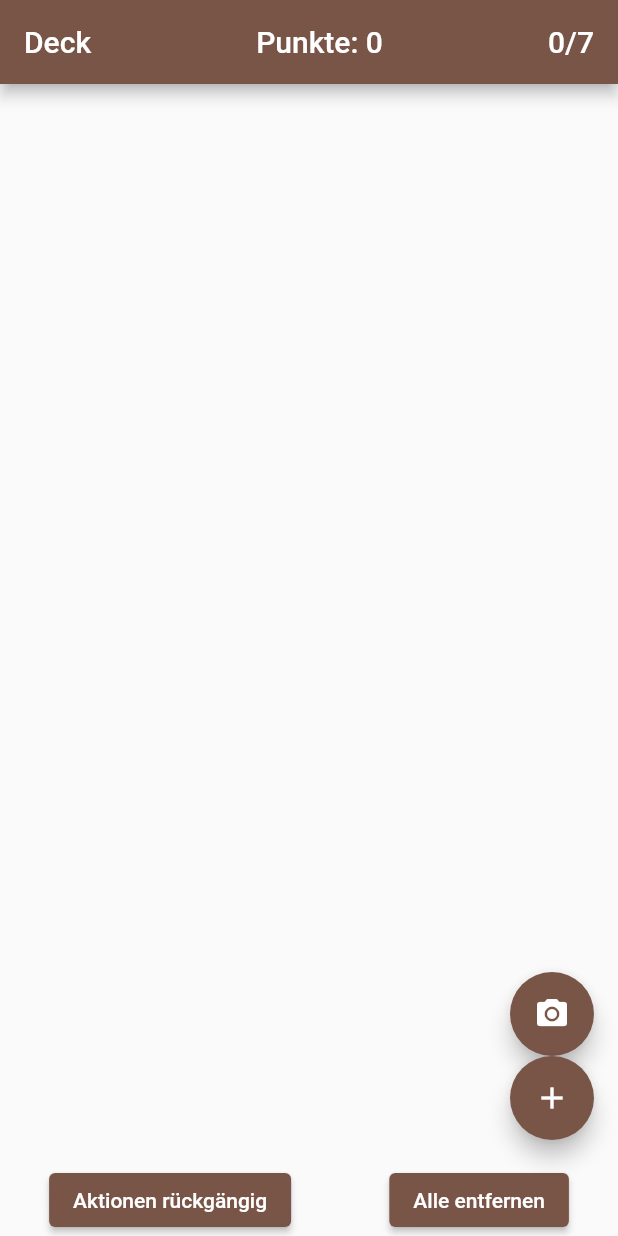
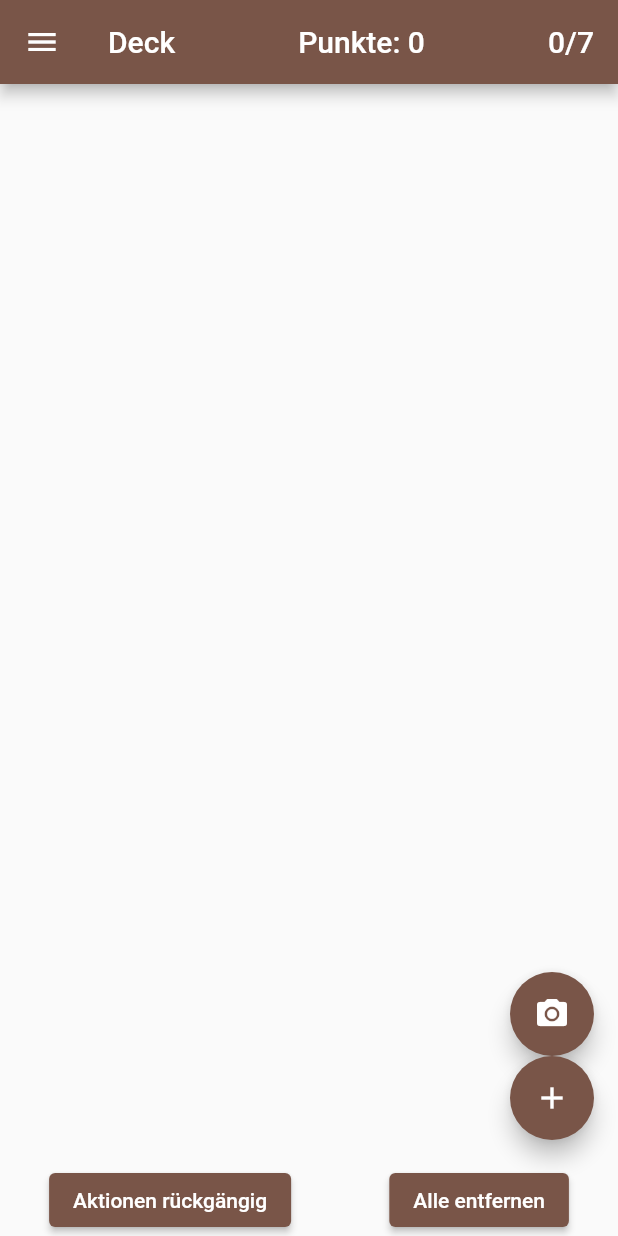
Before and after one commit to jonwi/scoring, a Flutter app: the screen it shows after launch, after a tap on "Alle entfernen", on a phone screen of 412 x 824 dp. Run offline on Flutter 3.47's test engine with Material 2 defaults, Android fonts, the phone set to English and light mode, and no system bars; our stand-ins replace camera, hive, hive_flutter; missing offline and left inert: google_ml_kit, string_similarity; accounts and stored records are empty.

Commit message:
new feature history that lets you quickly check past hand strength and restore hands (without modifications)

```diff
--- a/lib/card.dart
+++ b/lib/card.dart
@@ -1,8 +1,11 @@
 import 'dart:collection';
 
 import 'package:flutter/material.dart';
+import 'package:hive/hive.dart';
 
 import 'fantastischeReiche.dart';
+
+part 'card.g.dart';
 
 class Deck {
   List<Card> cards = [
@@ -1640,60 +1643,115 @@ class Card implements Comparable<Card> {
   }
 }
 
+@HiveType(typeId: 1)
 enum Cards {
+  @HiveField(0)
   koenig,
+  @HiveField(1)
   koenigin,
+  @HiveField(2)
   prinzessin,
+  @HiveField(3)
   kriegsherr,
+  @HiveField(4)
   kaiserin,
+  @HiveField(5)
   ritter,
+  @HiveField(6)
   elbenschuetzen,
+  @HiveField(7)
   leichteKavallerie,
+  @HiveField(8)
   zwergeninfanterie,
+  @HiveField(9)
   waldlaeufer,
+  @HiveField(10)
   schildVonKeth,
+  @HiveField(11)
   juwelDerOrdnung,
+  @HiveField(12)
   weltenbaum,
+  @HiveField(13)
   buchDerVeraenderung,
+  @HiveField(14)
   runeDesSchutzes,
+  @HiveField(15)
   einhorn,
+  @HiveField(16)
   basilisk,
+  @HiveField(17)
   schlachtross,
+  @HiveField(18)
   drache,
+  @HiveField(19)
   hydra,
+  @HiveField(20)
   buschfeuer,
+  @HiveField(21)
   kerze,
+  @HiveField(22)
   schmiede,
+  @HiveField(23)
   blitz,
+  @HiveField(24)
   feuerwesen,
+  @HiveField(25)
   quelleDesLebens,
+  @HiveField(26)
   sumpf,
+  @HiveField(27)
   grosseFlut,
+  @HiveField(28)
   insel,
+  @HiveField(29)
   wasserwesen,
+  @HiveField(30)
   gestaltwandler,
+  @HiveField(31)
   spiegelung,
+  @HiveField(32)
   doppelgaenger,
+  @HiveField(33)
   gebirge,
+  @HiveField(34)
   hoehle,
+  @HiveField(35)
   glockenturm,
+  @HiveField(36)
   wald,
+  @HiveField(37)
   erdwesen,
+  @HiveField(38)
   kriegsschiff,
+  @HiveField(39)
   zauberstab,
+  @HiveField(40)
   schwertVonKeth,
+  @HiveField(41)
   elbischerBogen,
+  @HiveField(42)
   kampfzeppelin,
+  @HiveField(43)
   regensturm,
+  @HiveField(44)
   blizzard,
+  @HiveField(45)
   rauch,
+  @HiveField(46)
   wirbelsturm,
+  @HiveField(47)
   luftwesen,
+  @HiveField(48)
   sammler,
+  @HiveField(49)
   herrDerBestien,
+  @HiveField(50)
   totenbeschwoerer,
+  @HiveField(51)
   hexenmeister,
+  @HiveField(52)
   magierin,
+  @HiveField(53)
   hofnarr,
 }
 
--- a/lib/fantastischeReiche.dart
+++ b/lib/fantastischeReiche.dart
@@ -1,13 +1,18 @@
 import 'package:camera/camera.dart';
 import 'package:flutter/material.dart';
+import 'package:hive/hive.dart';
 import 'package:scoring/cameraScan.dart';
 import 'package:scoring/typeSelector.dart';
+import 'package:uuid/uuid.dart';
 
 import 'card.dart' as game;
+import 'card.dart';
 import 'cardSelector.dart';
 
 class FantastischeReiche extends StatefulWidget {
-  const FantastischeReiche({Key? key}) : super(key: key);
+  const FantastischeReiche({Key? key, required this.handID, required this.hand}) : super(key: key);
+  final String handID;
+  final Map<game.Card, CardState> hand;
 
   @override
   State<StatefulWidget> createState() {
@@ -16,14 +21,48 @@ class FantastischeReiche extends StatefulWidget {
 }
 
 class HandWidget extends State<FantastischeReiche> {
+  @override
+  void initState() {
+    _handID = widget.handID;
+    _hand = widget.hand;
+    super.initState();
+  }
+
+  /// current Strength of the hand
+  int _sum = 0;
+
+  /// id to save and restore the current hand
+  late String _handID;
+
   /// Card and Active State where true means the card counts towards total and false means its deactivated and visibility
-  final Map<game.Card, CardState> _hand = {};
-  int _sum = 0;
+  late Map<game.Card, CardState> _hand;
 
   @override
   Widget build(BuildContext context) {
     return Scaffold(
       appBar: _buildAppBar(),
+      drawer: Drawer(
+        child: ListView(
+            children: Hive.box('hands')
+                .toMap()
+                .entries
+                .map((e) => ListTile(
+                      title: _getName(e.value.entries.first),
+                      onTap: () {
+                        _loadHand(e.key);
+                        Navigator.pop(context);
+                      },
+                      trailing: IconButton(
+                        onPressed: () {
+                          setState(() {
+                            Hive.box('hands').delete(e.key);
+                          });
+                        },
+                        icon: const Icon(Icons.delete),
+                      ),
+                    ))
+                .toList()),
+      ),
       body: SingleChildScrollView(
         child: Center(
           child: ExpansionPanelList(
@@ -49,9 +88,7 @@ class HandWidget extends State<FantastischeReiche> {
         ElevatedButton(onPressed: () => _resetActions(), child: const Text('Aktionen rückgängig')),
         ElevatedButton(
             onPressed: () {
-              while (_hand.isNotEmpty) {
-                _removeCard(_hand.keys.first);
-              }
+              _deleteAll();
             },
             child: const Text('Alle entfernen')),
       ]),
@@ -60,6 +97,13 @@ class HandWidget extends State<FantastischeReiche> {
         _buildAddButton(context),
       ]),
     );
+  }
+
+  void _deleteAll() {
+    while (_hand.isNotEmpty) {
+      _removeCard(_hand.keys.first);
+    }
+    _handID = const Uuid().v1();
   }
 
   /// floating button to go to scanner
@@ -74,10 +118,28 @@ class HandWidget extends State<FantastischeReiche> {
           var result = await Navigator.push<Set<game.Cards>>(context, MaterialPageRoute(builder: (context) {
             return CameraScan(camera: firstCamera);
           }));
-          result?.forEach((element) {
-            _addCard(element);
-          });
+          if (result != null) {
+            for (var element in result) {
+              _addCard(element);
+            }
+            _saveHand();
+          }
         });
+  }
+
+  /// saves the current hand
+  void _saveHand() {
+    Hive.box('hands').put(_handID, {_sum: _hand.keys.map((card) => card.id).toList()});
+  }
+
+  /// loads the given hand
+  void _loadHand(String handID) {
+    Map<int, List<Cards>> map = Hive.box('hands').get(handID);
+    List<Cards> list = map.entries.first.value;
+    _hand = {};
+    for (Cards id in list) {
+      _addCard(id);
+    }
   }
 
   /// Floating add button to go to card selector
@@ -97,6 +159,7 @@ class HandWidget extends State<FantastischeReiche> {
         if (result != null && _hand.length <= 8) {
           _addCard(result);
         }
+        _saveHand();
       },
     );
   }
@@ -359,6 +422,7 @@ class HandWidget extends State<FantastischeReiche> {
     } else {
       _calculateHand();
     }
+    _saveHand();
   }
 
   /// calculates the strength of _hand unblocks everything, blocks, and then sums every card
@@ -396,6 +460,58 @@ class HandWidget extends State<FantastischeReiche> {
     }
     _calculateHand();
   }
+
+  /// gets the name of a saved Hand
+  Widget _getName(MapEntry<int, List<Cards>> entry) {
+    Map<CardType, int> map = entry.value
+        .map((id) => Deck().cards.firstWhere((card) => card.id == id).cardType)
+        .fold<Map<CardType, int>>({}, (map, type) {
+      if (map[type] != null) {
+        map[type] = map[type]! + 1;
+      } else {
+        map[type] = 1;
+      }
+      return map;
+    });
+    List<Widget> children = [
+      Container(
+        margin: const EdgeInsets.all(10),
+        child: SizedBox(
+          width: 50,
+          child: Center(
+            child: Text(
+              '${entry.key}',
+              style: const TextStyle(fontWeight: FontWeight.bold, fontSize: 20, color: Colors.black),
+            ),
+          ),
+        ),
+      )
+    ];
+    children.addAll(map.entries.map((entry) => Container(
+          margin: const EdgeInsets.all(10),
+          decoration: BoxDecoration(
+            boxShadow: [BoxShadow(color: entry.key.color, spreadRadius: 10)],
+            borderRadius: BorderRadius.circular(16),
+            color: entry.key.color,
+          ),
+          child: SizedBox(
+            width: 15,
+            child: Center(
+              child: Text(
+                '${entry.value}',
+                style: TextStyle(color: entry.key.textColor),
+              ),
+            ),
+          ),
+        )));
+    return Container(
+        decoration: BoxDecoration(
+          boxShadow: const [BoxShadow(color: Colors.brown, spreadRadius: 0)],
+          borderRadius: BorderRadius.circular(16),
+          color: Colors.brown,
+        ),
+        child: Row(children: children));
+  }
 }
 
 class CardState {
--- a/lib/main.dart
+++ b/lib/main.dart
@@ -1,7 +1,15 @@
 import 'package:flutter/material.dart';
+import 'package:hive_flutter/hive_flutter.dart';
 import 'package:scoring/fantastischeReiche.dart';
+import 'package:uuid/uuid.dart';
+
+import 'card.dart';
 
 Future<void> main() async {
+  await Hive.initFlutter();
+  Hive.registerAdapter(CardsAdapter());
+  await Hive.openBox('hands');
+
   runApp(const MyApp());
 }
 
@@ -16,30 +24,10 @@ class MyApp extends StatelessWidget {
       theme: ThemeData(
         primarySwatch: Colors.brown,
       ),
-      home: const FantastischeReiche(),
+      home: FantastischeReiche(
+        handID: const Uuid().v1(),
+        hand: {},
+      ),
     );
   }
 }
-
-class MyHomePage extends StatelessWidget {
-  const MyHomePage({Key? key}) : super(key: key);
-
-  @override
-  Widget build(BuildContext context) {
-    return Scaffold(
-        body: ListView(
-      children: [
-        ListTile(
-          title: const Text('Fantastische Reiche'),
-          onTap: () {
-            Navigator.of(context).push(
-              MaterialPageRoute<void>(builder: (BuildContext) {
-                return FantastischeReiche();
-              }),
-            );
-          },
-        )
-      ],
-    ));
-  }
-}
--- a/pubspec.yaml
+++ b/pubspec.yaml
@@ -35,6 +35,9 @@ dependencies:
   google_ml_kit:
   image_picker:
   string_similarity:
+  hive:
+  hive_flutter:
+  uuid: 3.0.5
 
 
   # The following adds the Cupertino Icons font to your application.
@@ -44,6 +47,8 @@ dependencies:
 dev_dependencies:
   flutter_test:
     sdk: flutter
+  hive_generator:
+  build_runner:
 
   # The "flutter_lints" package below contains a set of recommended lints to
   # encourage good coding practices. The lint set provided by the package is
```
Also changed, not shown: lib/card.g.dart (added), pubspec.lock.
